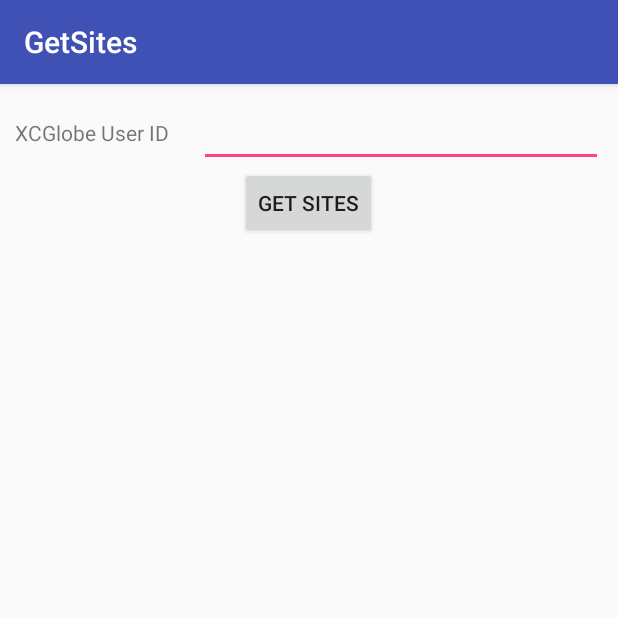
After one commit to vquintans/paragliding-site, an Android app: the GetSites screen opened directly, with no data from a screen before it, on a phone screen of 412 x 824 dp, the top half of it. The commit adds this screen. Run offline under Robolectric (Android 15) with nearby library versions, the phone set to English and light mode, and no system bars; our stand-ins replace Volley.

Commit message:
sync sites with xcglobe visited, small sites

```diff
--- a/app/build.gradle
+++ b/app/build.gradle
@@ -8,8 +8,8 @@ android {
         applicationId "com.xcglobe.xcglobesites"
         minSdkVersion 14
         targetSdkVersion 22
-        versionCode 2
-        versionName "1.1"
+        versionCode 3
+        versionName "1.2"
     }
     buildTypes {
         release {
@@ -23,4 +23,6 @@ dependencies {
     compile fileTree(dir: 'libs', include: ['*.jar'])
     compile 'com.android.support:appcompat-v7:22.2.1'
     compile 'com.google.android.gms:play-services:7.8.0'
+    compile 'com.android.support:design:22.2.1'
+    compile 'com.mcxiaoke.volley:library:1.0.19'
 }
--- a/app/src/main/AndroidManifest.xml
+++ b/app/src/main/AndroidManifest.xml
@@ -8,6 +8,7 @@
          location permissions for the 'MyLocation' functionality.
     -->
     <uses-permission android:name="android.permission.ACCESS_FINE_LOCATION" />
+    <uses-permission android:name="android.permission.INTERNET"/>
 
     <application
         android:allowBackup="true"
@@ -37,6 +38,10 @@
                 <category android:name="android.intent.category.LAUNCHER" />
             </intent-filter>
         </activity>
+        <activity
+            android:name=".GetSites"
+            android:label="@string/title_activity_get_sites">
+        </activity>
     </application>
 
 </manifest>
--- /dev/null
+++ b/app/src/main/java/com/xcglobe/xcglobesites/GetSites.java
@@ -0,0 +1,104 @@
+package com.xcglobe.xcglobesites;
+
+import android.os.Bundle;
+import android.support.v7.app.AppCompatActivity;
+import android.text.Editable;
+import android.text.TextWatcher;
+import android.util.Log;
+import android.view.View;
+import android.widget.EditText;
+import android.widget.TextView;
+
+import com.android.volley.Request;
+import com.android.volley.RequestQueue;
+import com.android.volley.Response;
+import com.android.volley.VolleyError;
+import com.android.volley.toolbox.StringRequest;
+import com.android.volley.toolbox.Volley;
+
+import org.json.JSONArray;
+
+import java.util.regex.Matcher;
+import java.util.regex.Pattern;
+
+public class GetSites extends AppCompatActivity {
+
+    private TextView mTextView;
+    private EditText euid;
+
+    @Override
+    protected void onCreate(Bundle savedInstanceState) {
+        super.onCreate(savedInstanceState);
+        setContentView(R.layout.content_get_sites);
+
+        mTextView = (TextView) findViewById(R.id.textView2);
+        euid = (EditText) findViewById(R.id.uid);
+
+        euid.setText(Util.getString(this, "uid"));
+        euid.addTextChangedListener(new TextWatcher() {
+            @Override
+            public void beforeTextChanged(CharSequence s, int start, int count, int after) {
+
+            }
+
+            @Override
+            public void onTextChanged(CharSequence s, int start, int before, int count) {
+                Util.save(getApplicationContext(), "uid", s.toString());
+            }
+
+            @Override
+            public void afterTextChanged(Editable s) {
+
+            }
+        });
+
+        findViewById(R.id.button).setOnClickListener(new View.OnClickListener() {
+            @Override
+            public void onClick(View v) {
+                String uid = euid.getText().toString();
+
+                RequestQueue queue = Volley.newRequestQueue(getApplicationContext());
+                String url = "http://xcglobe.com/olc/index.php/catalog/ajax_get_item_prop?prop=psites&id="+uid+"&tv=pilots&y=&ww=0";
+
+                // Request a string response from the provided URL.
+                StringRequest stringRequest = new StringRequest(Request.Method.GET, url,
+                        new Response.Listener<String>() {
+                            @Override
+                            public void onResponse(String response) {
+                                // Display the first 500 characters of the response string.
+                                mTextView.setText(response);
+
+                                Pattern p = Pattern.compile("var points_arr=([^;]+);");
+                                Matcher m = p.matcher(response);
+                                while (m.find()) { // Find each match in turn; String can't do this.
+                                    String pts = m.group(1); // Access a submatch group; String can't do this.
+                                    mTextView.setText(pts);
+                                    saveSites(pts);
+                                }
+                            }
+                        }, new Response.ErrorListener() {
+                    @Override
+                    public void onErrorResponse(VolleyError error) {
+                        mTextView.setText("That didn't work!");
+                    }
+                });
+                // Add the request to the RequestQueue.
+                queue.add(stringRequest);
+            }
+        });
+    }
+
+    private void saveSites(String pts) {
+        try {
+            JSONArray a = new JSONArray(pts);
+            for(int i = 0; i < a.length(); i++) {
+                JSONArray p = a.getJSONArray(i);
+                Util.save(this, p.getString(0), 1);
+            }
+            finish();
+        } catch(Exception e) {
+            Log.e("getSites", "save", e);
+        }
+    }
+
+}
--- /dev/null
+++ b/app/src/main/res/layout/content_get_sites.xml
@@ -0,0 +1,60 @@
+<?xml version="1.0" encoding="utf-8"?>
+<RelativeLayout xmlns:android="http://schemas.android.com/apk/res/android"
+    xmlns:tools="http://schemas.android.com/tools"
+    android:layout_width="match_parent"
+    android:layout_height="match_parent"
+    android:padding="10dp"
+    tools:context="com.xcglobe.xcglobesites.GetSites">
+
+    <LinearLayout
+        android:layout_width="match_parent"
+        android:layout_height="match_parent"
+        android:layout_alignParentLeft="true"
+        android:layout_alignParentStart="true"
+        android:layout_alignParentTop="true"
+        android:orientation="vertical">
+
+        <LinearLayout
+            android:layout_width="match_parent"
+            android:layout_height="wrap_content"
+            android:layout_gravity="center"
+            android:gravity="center_vertical"
+            android:orientation="horizontal">
+
+            <TextView
+                android:id="@+id/textView"
+                android:layout_width="wrap_content"
+                android:layout_height="wrap_content"
+                android:layout_gravity="center_vertical"
+                android:paddingRight="20dp"
+                android:text="XCGlobe User ID" />
+
+            <EditText
+                android:id="@+id/uid"
+                android:layout_width="match_parent"
+                android:layout_height="wrap_content"
+                android:layout_gravity="center_vertical|right"
+                android:ems="10"
+                android:inputType="number" />
+        </LinearLayout>
+
+        <Button
+            android:id="@+id/button"
+            android:layout_width="wrap_content"
+            android:layout_height="wrap_content"
+            android:layout_gravity="center_horizontal"
+            android:text="Get sites" />
+
+        <ScrollView
+            android:id="@+id/scrollView"
+            android:layout_width="match_parent"
+            android:layout_height="match_parent">
+
+            <TextView
+                android:id="@+id/textView2"
+                android:layout_width="wrap_content"
+                android:layout_height="wrap_content" />
+        </ScrollView>
+
+    </LinearLayout>
+</RelativeLayout>
--- a/app/src/main/res/menu/menu_items.xml
+++ b/app/src/main/res/menu/menu_items.xml
@@ -3,4 +3,7 @@
     <item android:id="@+id/item1"
           android:icon="@android:drawable/ic_menu_mapmode"
           android:title="Change map mode" />
+
+    <item android:id="@+id/item2"
+        android:title="Sync with XCGlobe" />
 </menu>
--- /dev/null
+++ b/app/src/main/res/values-w820dp/dimens.xml
@@ -0,0 +1,6 @@
+<resources>
+    <!-- Example customization of dimensions originally defined in res/values/dimens.xml
+         (such as screen margins) for screens with more than 820dp of available width. This
+         would include 7" and 10" devices in landscape (~960dp and ~1280dp respectively). -->
+    <dimen name="activity_horizontal_margin">64dp</dimen>
+</resources>
--- /dev/null
+++ b/app/src/main/res/values/dimens.xml
@@ -0,0 +1,6 @@
+<resources>
+    <!-- Default screen margins, per the Android Design guidelines. -->
+    <dimen name="activity_horizontal_margin">16dp</dimen>
+    <dimen name="activity_vertical_margin">16dp</dimen>
+    <dimen name="fab_margin">16dp</dimen>
+</resources>
--- a/app/src/main/res/values/strings.xml
+++ b/app/src/main/res/values/strings.xml
@@ -1,4 +1,5 @@
 <resources>
     <string name="app_name">Paragliding takeoff sites</string>
     <string name="title_activity_maps">Paragliding sites</string>
+    <string name="title_activity_get_sites">GetSites</string>
 </resources>
--- a/app/src/main/res/values/styles.xml
+++ b/app/src/main/res/values/styles.xml
@@ -7,5 +7,11 @@
         <item name="colorPrimaryDark">@color/colorPrimaryDark</item>
         <item name="colorAccent">@color/colorAccent</item>
     </style>
+    <style name="AppTheme.NoActionBar">
+        <item name="windowActionBar">false</item>
+        <item name="windowNoTitle">true</item>
+    </style>
+    <style name="AppTheme.AppBarOverlay" parent="ThemeOverlay.AppCompat.Dark.ActionBar" />
+    <style name="AppTheme.PopupOverlay" parent="ThemeOverlay.AppCompat.Light" />
 
 </resources>
```
Also changed, not shown: app/src/main/java/com/xcglobe/xcglobesites/MapsActivity.java (+51 -31 lines), app/src/main/java/com/xcglobe/xcglobesites/Util.java (added, +33 -0 lines), app/src/main/res/layout/activity_get_sites.xml (added, +25 -0 lines), app/src/main/res/values-v21/styles.xml (added, +8 -0 lines), app/src/main/res/drawable/small.png (added), app/src/main/res/drawable/visited.png (added).
